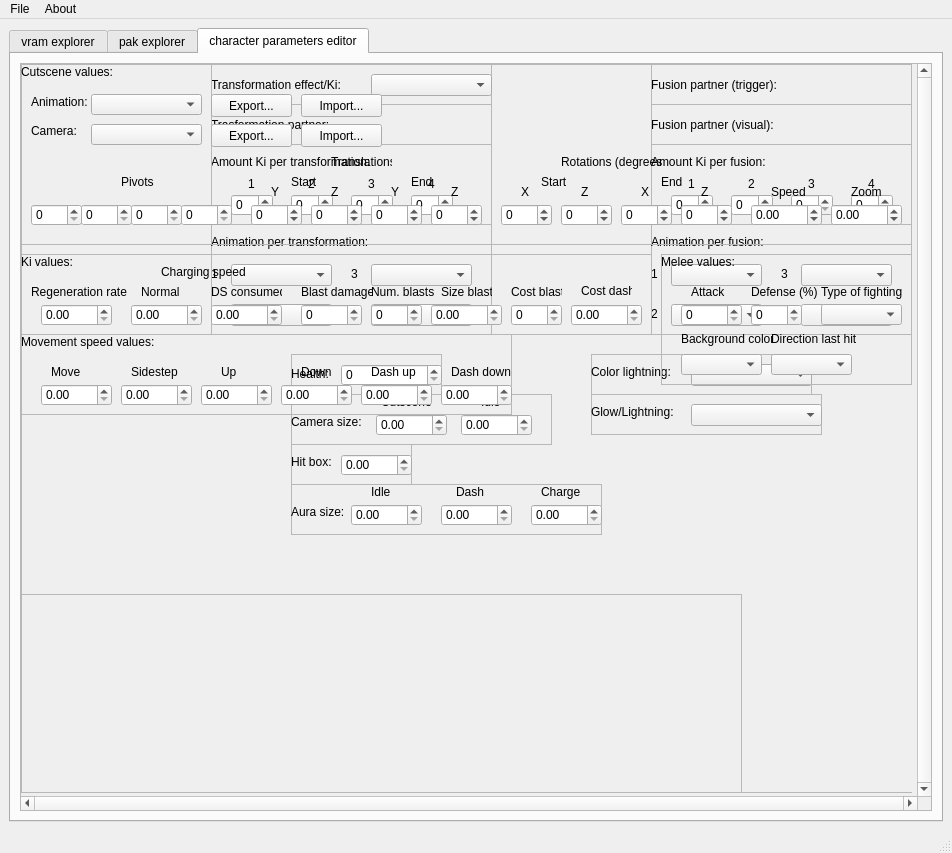
Above: lib/design/Raging_tools.ui from adsl14/Raging-tools before the change. Below: the same form after it.
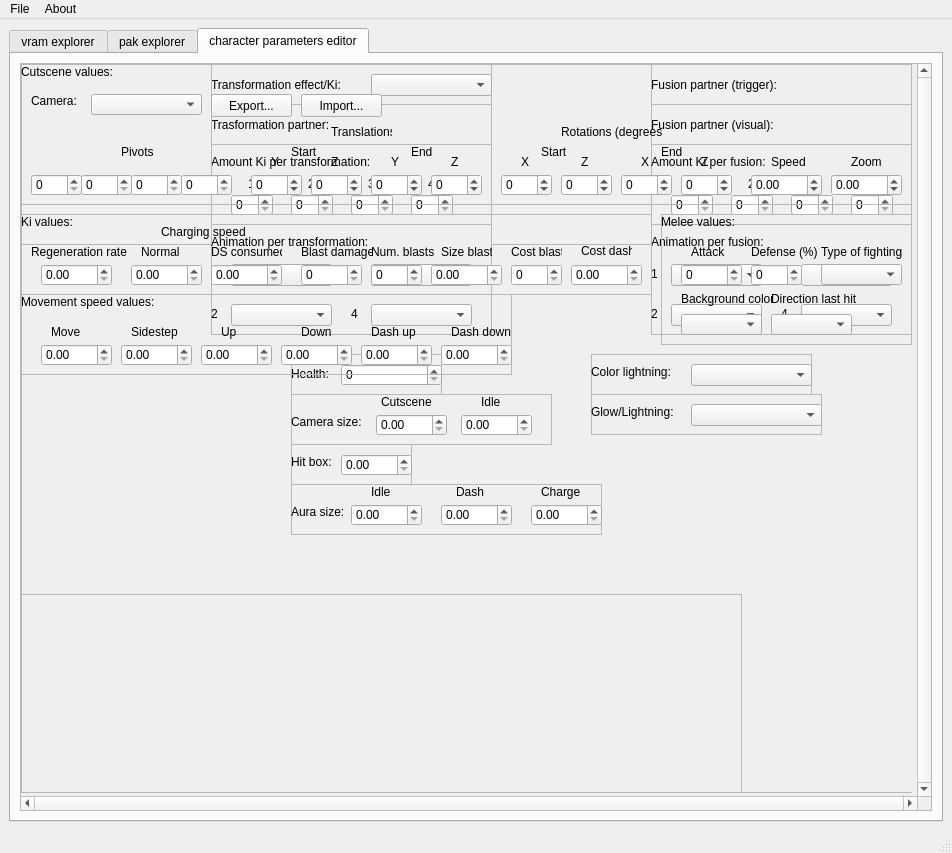
That is the form after the change. The open tabs and pages were chosen to show the change. Icons and pictures are not drawn.

Commit message: Changed message when repacking and removed the 'Animation' buttons

The edit to the form file:
```diff
--- a/lib/design/Raging_tools.ui
+++ b/lib/design/Raging_tools.ui
@@ -3444,7 +3444,7 @@
              <property name="geometry">
               <rect>
                <x>0</x>
-               <y>190</y>
+               <y>150</y>
                <width>631</width>
                <height>81</height>
               </rect>
@@ -3832,7 +3832,7 @@
              <property name="geometry">
               <rect>
                <x>0</x>
-               <y>270</y>
+               <y>230</y>
                <width>491</width>
                <height>81</height>
               </rect>
@@ -4101,7 +4101,7 @@
              <property name="geometry">
               <rect>
                <x>640</x>
-               <y>190</y>
+               <y>150</y>
                <width>251</width>
                <height>131</height>
               </rect>
@@ -4295,7 +4295,7 @@
                <x>0</x>
                <y>0</y>
                <width>891</width>
-               <height>181</height>
+               <height>141</height>
               </rect>
              </property>
              <property name="toolTip">
@@ -4327,7 +4327,7 @@
               <property name="geometry">
                <rect>
                 <x>10</x>
-                <y>60</y>
+                <y>30</y>
                 <width>47</width>
                 <height>13</height>
                </rect>
@@ -4343,7 +4343,7 @@
               <property name="geometry">
                <rect>
                 <x>70</x>
-                <y>60</y>
+                <y>30</y>
                 <width>111</width>
                 <height>21</height>
                </rect>
@@ -4353,7 +4353,7 @@
               <property name="geometry">
                <rect>
                 <x>10</x>
-                <y>140</y>
+                <y>110</y>
                 <width>51</width>
                 <height>22</height>
                </rect>
@@ -4378,7 +4378,7 @@
               <property name="geometry">
                <rect>
                 <x>100</x>
-                <y>110</y>
+                <y>80</y>
                 <width>41</width>
                 <height>16</height>
                </rect>
@@ -4394,7 +4394,7 @@
               <property name="geometry">
                <rect>
                 <x>60</x>
-                <y>140</y>
+                <y>110</y>
                 <width>51</width>
                 <height>22</height>
                </rect>
@@ -4419,7 +4419,7 @@
               <property name="geometry">
                <rect>
                 <x>110</x>
-                <y>140</y>
+                <y>110</y>
                 <width>51</width>
                 <height>22</height>
                </rect>
@@ -4444,7 +4444,7 @@
               <property name="geometry">
                <rect>
                 <x>160</x>
-                <y>140</y>
+                <y>110</y>
                 <width>51</width>
                 <height>22</height>
                </rect>
@@ -4469,7 +4469,7 @@
               <property name="geometry">
                <rect>
                 <x>660</x>
-                <y>140</y>
+                <y>110</y>
                 <width>51</width>
                 <height>22</height>
                </rect>
@@ -4494,7 +4494,7 @@
               <property name="geometry">
                <rect>
                 <x>540</x>
-                <y>140</y>
+                <y>110</y>
                 <width>51</width>
                 <height>22</height>
                </rect>
@@ -4519,7 +4519,7 @@
               <property name="geometry">
                <rect>
                 <x>540</x>
-                <y>90</y>
+                <y>60</y>
                 <width>101</width>
                 <height>16</height>
                </rect>
@@ -4535,7 +4535,7 @@
               <property name="geometry">
                <rect>
                 <x>520</x>
-                <y>110</y>
+                <y>80</y>
                 <width>31</width>
                 <height>16</height>
                </rect>
@@ -4551,7 +4551,7 @@
               <property name="geometry">
                <rect>
                 <x>640</x>
-                <y>110</y>
+                <y>80</y>
                 <width>31</width>
                 <height>16</height>
                </rect>
@@ -4567,7 +4567,7 @@
               <property name="geometry">
                <rect>
                 <x>560</x>
-                <y>120</y>
+                <y>90</y>
                 <width>16</width>
                 <height>16</height>
                </rect>
@@ -4583,7 +4583,7 @@
               <property name="geometry">
                <rect>
                 <x>680</x>
-                <y>120</y>
+                <y>90</y>
                 <width>16</width>
                 <height>16</height>
                </rect>
@@ -4599,7 +4599,7 @@
               <property name="geometry">
                <rect>
                 <x>500</x>
-                <y>120</y>
+                <y>90</y>
                 <width>16</width>
                 <height>16</height>
                </rect>
@@ -4615,7 +4615,7 @@
               <property name="geometry">
                <rect>
                 <x>480</x>
-                <y>140</y>
+                <y>110</y>
                 <width>51</width>
                 <height>22</height>
                </rect>
@@ -4640,7 +4640,7 @@
               <property name="geometry">
                <rect>
                 <x>620</x>
-                <y>120</y>
+                <y>90</y>
                 <width>16</width>
                 <height>16</height>
                </rect>
@@ -4656,7 +4656,7 @@
               <property name="geometry">
                <rect>
                 <x>600</x>
-                <y>140</y>
+                <y>110</y>
                 <width>51</width>
                 <height>22</height>
                </rect>
@@ -4681,7 +4681,7 @@
               <property name="geometry">
                <rect>
                 <x>250</x>
-                <y>120</y>
+                <y>90</y>
                 <width>16</width>
                 <height>16</height>
                </rect>
@@ -4697,7 +4697,7 @@
               <property name="geometry">
                <rect>
                 <x>310</x>
-                <y>120</y>
+                <y>90</y>
                 <width>16</width>
                 <height>16</height>
                </rect>
@@ -4713,7 +4713,7 @@
               <property name="geometry">
                <rect>
                 <x>350</x>
-                <y>140</y>
+                <y>110</y>
                 <width>51</width>
                 <height>22</height>
                </rect>
@@ -4738,7 +4738,7 @@
               <property name="geometry">
                <rect>
                 <x>290</x>
-                <y>140</y>
+                <y>110</y>
                 <width>51</width>
                 <height>22</height>
                </rect>
@@ -4763,7 +4763,7 @@
               <property name="geometry">
                <rect>
                 <x>270</x>
-                <y>110</y>
+                <y>80</y>
                 <width>31</width>
                 <height>16</height>
                </rect>
@@ -4779,7 +4779,7 @@
               <property name="geometry">
                <rect>
                 <x>390</x>
-                <y>110</y>
+                <y>80</y>
                 <width>31</width>
                 <height>16</height>
                </rect>
@@ -4795,7 +4795,7 @@
               <property name="geometry">
                <rect>
                 <x>230</x>
-                <y>140</y>
+                <y>110</y>
                 <width>51</width>
                 <height>22</height>
                </rect>
@@ -4820,7 +4820,7 @@
               <property name="geometry">
                <rect>
                 <x>430</x>
-                <y>120</y>
+                <y>90</y>
                 <width>16</width>
                 <height>16</height>
                </rect>
@@ -4836,7 +4836,7 @@
               <property name="geometry">
                <rect>
                 <x>310</x>
-                <y>90</y>
+                <y>60</y>
                 <width>61</width>
                 <height>16</height>
                </rect>
@@ -4852,7 +4852,7 @@
               <property name="geometry">
                <rect>
                 <x>410</x>
-                <y>140</y>
+                <y>110</y>
                 <width>51</width>
                 <height>22</height>
                </rect>
@@ -4877,7 +4877,7 @@
               <property name="geometry">
                <rect>
                 <x>370</x>
-                <y>120</y>
+                <y>90</y>
                 <width>16</width>
                 <height>16</height>
                </rect>
@@ -4893,7 +4893,7 @@
               <property name="geometry">
                <rect>
                 <x>830</x>
-                <y>120</y>
+                <y>90</y>
                 <width>31</width>
                 <height>16</height>
                </rect>
@@ -4909,7 +4909,7 @@
               <property name="geometry">
                <rect>
                 <x>810</x>
-                <y>140</y>
+                <y>110</y>
                 <width>71</width>
                 <height>22</height>
                </rect>
@@ -4937,7 +4937,7 @@
               <property name="geometry">
                <rect>
                 <x>750</x>
-                <y>120</y>
+                <y>90</y>
                 <width>51</width>
                 <height>16</height>
                </rect>
@@ -4953,7 +4953,7 @@
               <property name="geometry">
                <rect>
                 <x>730</x>
-                <y>140</y>
+                <y>110</y>
                 <width>71</width>
                 <height>22</height>
                </rect>
@@ -4981,7 +4981,7 @@
               <property name="geometry">
                <rect>
                 <x>190</x>
-                <y>60</y>
+                <y>30</y>
                 <width>81</width>
                 <height>23</height>
                </rect>
@@ -4994,46 +4994,7 @@
               <property name="geometry">
                <rect>
                 <x>280</x>
-                <y>60</y>
-                <width>81</width>
-                <height>23</height>
-               </rect>
-              </property>
-              <property name="text">
-               <string>Import...</string>
-              </property>
-             </widget>
-             <widget class="QComboBox" name="animation_type_key">
-              <property name="geometry">
-               <rect>
-                <x>70</x>
                 <y>30</y>
-                <width>111</width>
-                <height>21</height>
-               </rect>
-              </property>
-             </widget>
-             <widget class="QLabel" name="animation_text">
-              <property name="geometry">
-               <rect>
-                <x>10</x>
-                <y>30</y>
-                <width>61</width>
-                <height>16</height>
-               </rect>
-              </property>
-              <property name="toolTip">
-               <string>&lt;html&gt;&lt;head/&gt;&lt;body&gt;&lt;p&gt;Animation values like victory, entry, lose and transformations&lt;/p&gt;&lt;/body&gt;&lt;/html&gt;</string>
-              </property>
-              <property name="text">
-               <string>Animation:</string>
-              </property>
-             </widget>
-             <widget class="QPushButton" name="importAnimationButton">
-              <property name="geometry">
-               <rect>
-                <x>280</x>
-                <y>30</y>
                 <width>81</width>
                 <height>23</height>
                </rect>
@@ -5042,19 +5003,6 @@
                <string>Import...</string>
               </property>
              </widget>
-             <widget class="QPushButton" name="exportAnimationButton">
-              <property name="geometry">
-               <rect>
-                <x>190</x>
-                <y>30</y>
-                <width>81</width>
-                <height>23</height>
-               </rect>
-              </property>
-              <property name="text">
-               <string>Export...</string>
-              </property>
-             </widget>
             </widget>
            </widget>
           </widget>
```
The commit also changes 5 other files.
